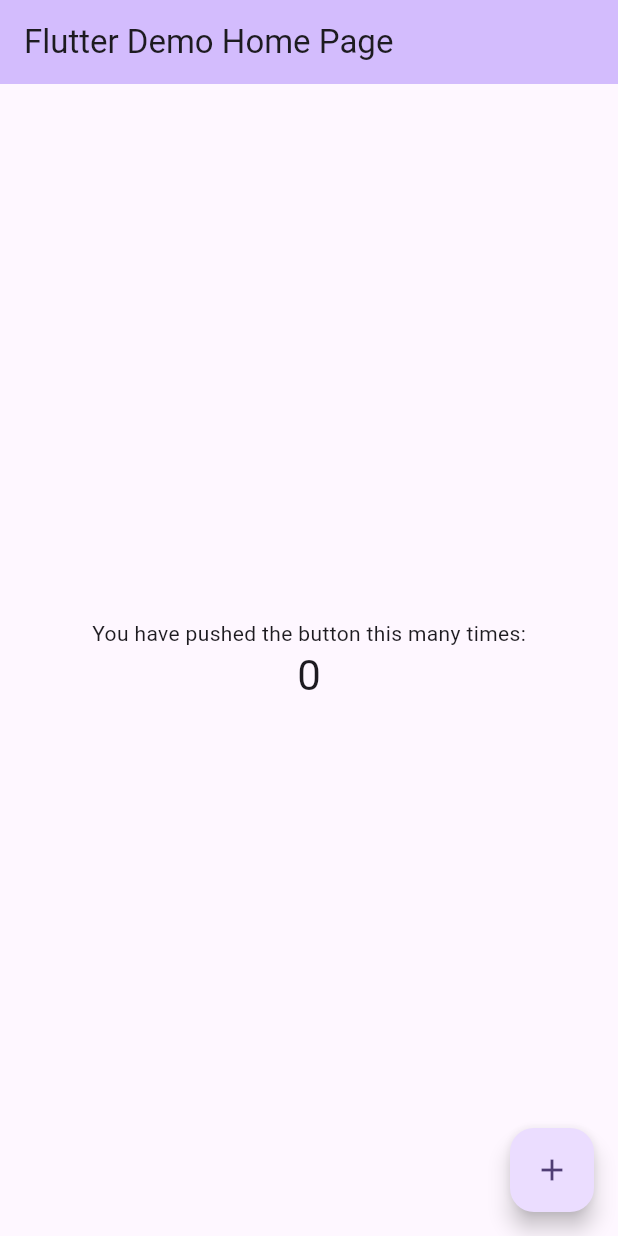
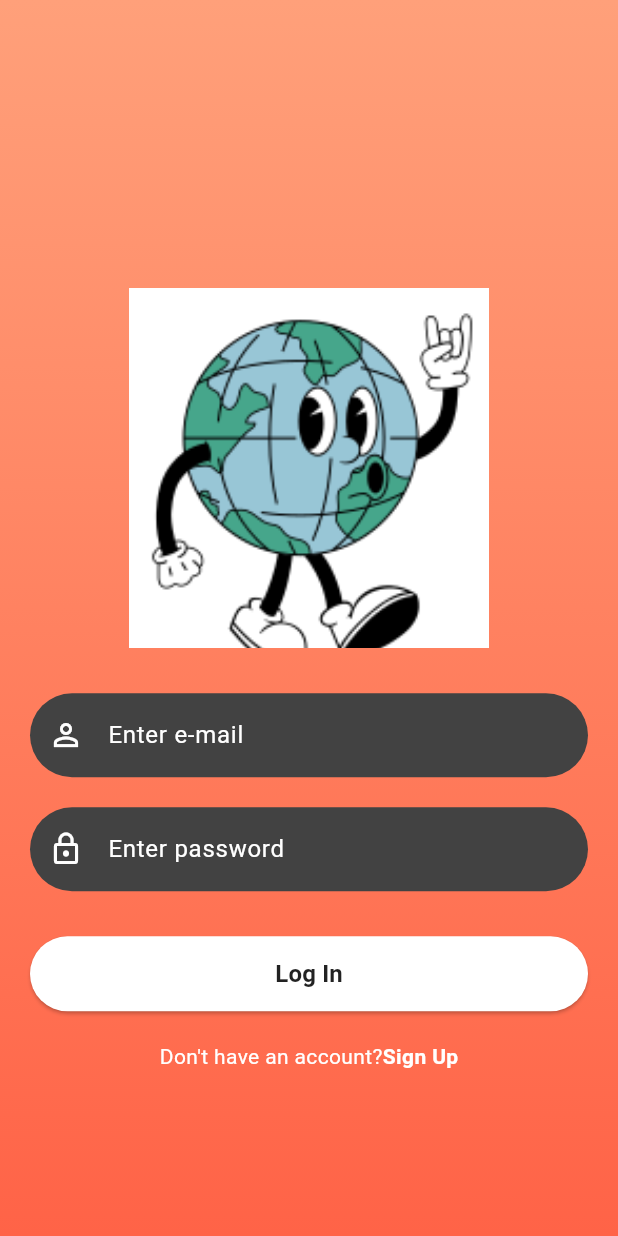
Before and after one commit to SerbanTudor-Fechete/GeoChaser, a Flutter app: the screen it shows after launch, on a phone screen of 412 x 824 dp. Run offline on Flutter 3.47's test engine with Material 3 defaults, Android fonts, the phone set to English and light mode, and no system bars.

Commit message:
Created a simple ui for the authentication and also added some files in the backend that contain a simple user model and some dependecies

```diff
--- a/ui/lib/main.dart
+++ b/ui/lib/main.dart
@@ -1,4 +1,5 @@
 import 'package:flutter/material.dart';
+import 'package:geo_chaser/screens/sign_in_screen.dart';
 
 void main() {
   runApp(const MyApp());
@@ -31,95 +32,7 @@
         colorScheme: ColorScheme.fromSeed(seedColor: Colors.deepPurple),
         useMaterial3: true,
       ),
-      home: const MyHomePage(title: 'Flutter Demo Home Page'),
+      home: const SignInScreen(),
     );
   }
 }
-
-class MyHomePage extends StatefulWidget {
-  const MyHomePage({super.key, required this.title});
-
-  // This widget is the home page of your application. It is stateful, meaning
-  // that it has a State object (defined below) that contains fields that affect
-  // how it looks.
-
-  // This class is the configuration for the state. It holds the values (in this
-  // case the title) provided by the parent (in this case the App widget) and
-  // used by the build method of the State. Fields in a Widget subclass are
-  // always marked "final".
-
-  final String title;
-
-  @override
-  State<MyHomePage> createState() => _MyHomePageState();
-}
-
-class _MyHomePageState extends State<MyHomePage> {
-  int _counter = 0;
-
-  void _incrementCounter() {
-    setState(() {
-      // This call to setState tells the Flutter framework that something has
-      // changed in this State, which causes it to rerun the build method below
-      // so that the display can reflect the updated values. If we changed
-      // _counter without calling setState(), then the build method would not be
-      // called again, and so nothing would appear to happen.
-      _counter++;
-    });
-  }
-
-  @override
-  Widget build(BuildContext context) {
-    // This method is rerun every time setState is called, for instance as done
-    // by the _incrementCounter method above.
-    //
-    // The Flutter framework has been optimized to make rerunning build methods
-    // fast, so that you can just rebuild anything that needs updating rather
-    // than having to individually change instances of widgets.
-    return Scaffold(
-      appBar: AppBar(
-        // TRY THIS: Try changing the color here to a specific color (to
-        // Colors.amber, perhaps?) and trigger a hot reload to see the AppBar
-        // change color while the other colors stay the same.
-        backgroundColor: Theme.of(context).colorScheme.inversePrimary,
-        // Here we take the value from the MyHomePage object that was created by
-        // the App.build method, and use it to set our appbar title.
-        title: Text(widget.title),
-      ),
-      body: Center(
-        // Center is a layout widget. It takes a single child and positions it
-        // in the middle of the parent.
-        child: Column(
-          // Column is also a layout widget. It takes a list of children and
-          // arranges them vertically. By default, it sizes itself to fit its
-          // children horizontally, and tries to be as tall as its parent.
-          //
-          // Column has various properties to control how it sizes itself and
-          // how it positions its children. Here we use mainAxisAlignment to
-          // center the children vertically; the main axis here is the vertical
-          // axis because Columns are vertical (the cross axis would be
-          // horizontal).
-          //
-          // TRY THIS: Invoke "debug painting" (choose the "Toggle Debug Paint"
-          // action in the IDE, or press "p" in the console), to see the
-          // wireframe for each widget.
-          mainAxisAlignment: MainAxisAlignment.center,
-          children: <Widget>[
-            const Text(
-              'You have pushed the button this many times:',
-            ),
-            Text(
-              '$_counter',
-              style: Theme.of(context).textTheme.headlineMedium,
-            ),
-          ],
-        ),
-      ),
-      floatingActionButton: FloatingActionButton(
-        onPressed: _incrementCounter,
-        tooltip: 'Increment',
-        child: const Icon(Icons.add),
-      ), // This trailing comma makes auto-formatting nicer for build methods.
-    );
-  }
-}
--- /dev/null
+++ b/ui/lib/reusable_widgets/reusable_widgets.dart
@@ -0,0 +1,76 @@
+import 'package:flutter/material.dart';
+
+Image logoWidget(String imageName){
+  return Image.asset(
+    imageName,
+  fit: BoxFit.fitWidth,
+  width: 240,
+  height: 240,
+  );
+
+}
+
+TextField reusableTextField(String text, IconData icon, bool isPasswordType, TextEditingController controller){
+  return TextField(
+    controller: controller,
+    obscureText: isPasswordType,
+    enableSuggestions: !isPasswordType,
+    autocorrect: !isPasswordType,
+    cursorColor: Colors.white,
+    style: const TextStyle(color: Colors.white),
+    decoration: InputDecoration(
+      prefixIcon: Icon(
+        icon,
+         color: Colors.white,
+         ),
+         labelText: text,
+         labelStyle: const TextStyle(color: Colors.white),
+         filled: true,
+         floatingLabelBehavior: FloatingLabelBehavior.never,
+         fillColor: Colors.grey[800],
+         border: OutlineInputBorder(
+          borderRadius: BorderRadius.circular(30),
+          borderSide: const BorderSide(width: 0,style: BorderStyle.none),
+         )
+    ),
+    keyboardType: isPasswordType
+    ? TextInputType.visiblePassword
+    : TextInputType.emailAddress,
+  );
+
+
+}
+
+Container signInSingUpButton(
+  BuildContext context, bool islogin, Function() onPressed){
+    return Container(
+      width: MediaQuery.of(context).size.width,
+      height: 50,
+      margin: const EdgeInsets.fromLTRB(0, 10, 0, 20),
+      decoration: BoxDecoration(borderRadius: BorderRadius.circular(90)),
+      child:ElevatedButton(
+        onPressed: () {
+          onPressed();
+          },
+            style: ButtonStyle(
+              backgroundColor:WidgetStateProperty.resolveWith((states){
+                if(states.contains(WidgetState.pressed)){
+                  return Colors.black26;
+                }
+                return Colors.white;
+              } ),
+              shape: WidgetStateProperty.all<RoundedRectangleBorder>(
+                RoundedRectangleBorder(
+                  borderRadius: BorderRadius.circular(30),
+                ),
+            ),
+          ),
+          child:Text(
+            islogin ? "Log In" : "Sign Up",
+            style: const TextStyle(
+              color:Colors.black87, fontWeight: FontWeight.bold, fontSize: 16),
+            )
+      )
+    );
+
+}
--- /dev/null
+++ b/ui/lib/screens/sign_in_screen.dart
@@ -0,0 +1,78 @@
+import 'package:flutter/material.dart';
+import 'package:geo_chaser/reusable_widgets/reusable_widgets.dart';
+import 'package:geo_chaser/screens/sign_up_screen.dart';
+import 'package:geo_chaser/utils/colors_util.dart';
+
+class SignInScreen extends StatefulWidget {
+  const SignInScreen({super.key});
+
+  @override
+  State<SignInScreen> createState() => _SignInScreenState();
+}
+
+class _SignInScreenState extends State<SignInScreen> {
+  final TextEditingController _emailTextController = TextEditingController();
+  final TextEditingController _passwordTextController = TextEditingController();
+  @override
+  Widget build(BuildContext context) {
+    return Scaffold(
+      body: Container(
+        width: double.infinity,
+        height: double.infinity,
+        decoration: BoxDecoration(
+          gradient: LinearGradient(colors: [
+            hexStringToColor("#FFA07A"),
+            hexStringToColor("#FF6347"),
+          ], begin: Alignment.topCenter, end: Alignment.bottomCenter)),
+        child: Center(
+          child: SingleChildScrollView(
+            child: Padding(
+              padding: EdgeInsets.fromLTRB(
+                  20, MediaQuery.of(context).size.height * 0.1, 20, 0),
+              child: Column(
+                children: <Widget>[
+                  logoWidget("assets/earth_logo.png"),
+                  const SizedBox(
+                    height: 30
+                    ),
+                    reusableTextField("Enter e-mail", Icons.person_outline, false, _emailTextController),
+                    const SizedBox(
+                      height: 20,
+                    ),
+                    reusableTextField("Enter password", Icons.lock_outline, true, _passwordTextController),
+                     const SizedBox(
+                      height: 20,
+                    ),
+                    signInSingUpButton(context, true, (){}),
+                    signUpOption(context),
+                ],
+              ),
+            ),
+          ),
+        ),
+      ),
+    );
+  }
+
+  Row signUpOption(BuildContext context) {
+    return Row(
+      mainAxisAlignment: MainAxisAlignment.center,
+      children: <Widget>[
+        const Text(
+          "Don't have an account?",
+          style: TextStyle(color: Colors.white),
+        ),
+        GestureDetector(
+          onTap: () {
+            Navigator.push(context,
+            MaterialPageRoute(builder: (context) => const SignUpScreen()));
+          },
+          child: const Text(
+            "Sign Up",
+            style: TextStyle(color: Colors.white, fontWeight: FontWeight.bold),
+          ),
+        )
+      ],
+    );
+  }
+}
--- /dev/null
+++ b/ui/lib/utils/colors_util.dart
@@ -0,0 +1,9 @@
+import 'package:flutter/material.dart';
+
+hexStringToColor(String hexColor) {
+  hexColor = hexColor.toUpperCase().replaceAll("#", "");
+  if (hexColor.length == 6) {
+    hexColor = "FF$hexColor";
+  }
+  return Color(int.parse(hexColor, radix: 16));
+}
--- a/ui/pubspec.yaml
+++ b/ui/pubspec.yaml
@@ -59,9 +59,8 @@ flutter:
   uses-material-design: true
 
   # To add assets to your application, add an assets section, like this:
-  # assets:
-  #   - images/a_dot_burr.jpeg
-  #   - images/a_dot_ham.jpeg
+  assets:
+    - assets/
 
   # An image asset can refer to one or more resolution-specific "variants", see
   # https://flutter.dev/to/resolution-aware-images
```
Also changed, not shown: ui/lib/screens/home_screen.dart (added, +31 -0 lines), ui/lib/screens/sign_up_screen.dart (added, +77 -0 lines), ui/assets/earth_logo.png (added), 125 other files.
